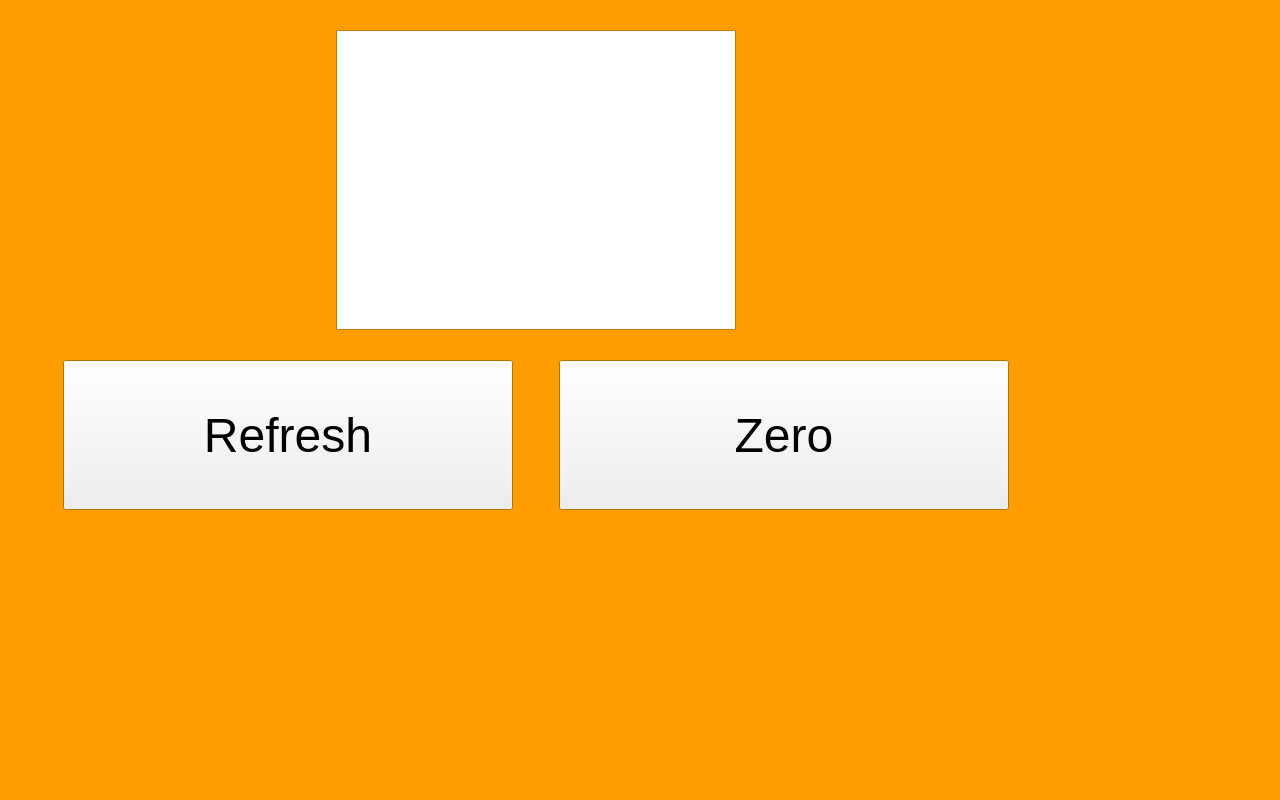
First picture: the form in source/Axolotl1.1/ahrs.ui, repository nickywongdong/wombat, before the edit.
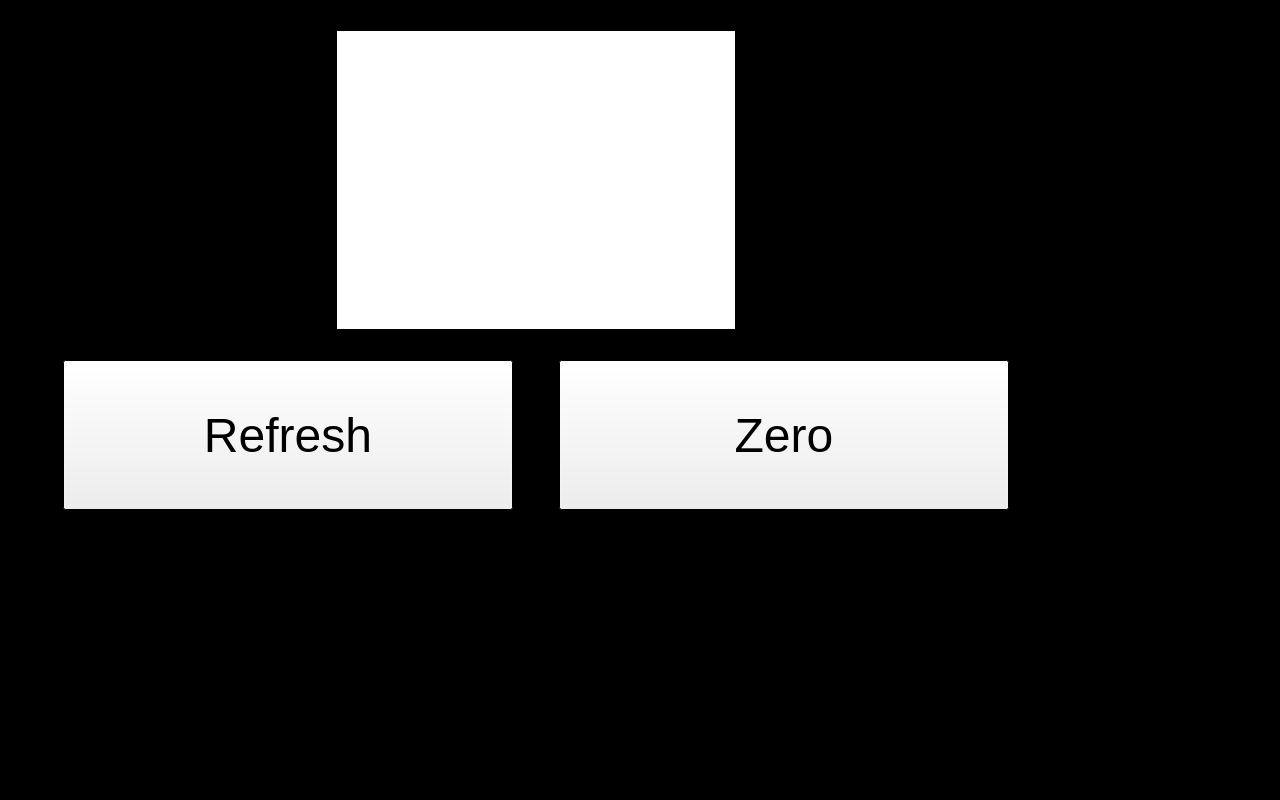
Second picture: the form after the edit.

The edit to the form file:
```diff
--- a/source/Axolotl1.1/ahrs.ui
+++ b/source/Axolotl1.1/ahrs.ui
@@ -25,9 +25,9 @@
      <colorrole role="Window">
       <brush brushstyle="SolidPattern">
        <color alpha="255">
-        <red>255</red>
-        <green>158</green>
-        <blue>2</blue>
+        <red>0</red>
+        <green>0</green>
+        <blue>0</blue>
        </color>
       </brush>
      </colorrole>
@@ -45,9 +45,9 @@
      <colorrole role="Window">
       <brush brushstyle="SolidPattern">
        <color alpha="255">
-        <red>255</red>
-        <green>158</green>
-        <blue>2</blue>
+        <red>0</red>
+        <green>0</green>
+        <blue>0</blue>
        </color>
       </brush>
      </colorrole>
@@ -56,18 +56,18 @@
      <colorrole role="Base">
       <brush brushstyle="SolidPattern">
        <color alpha="255">
-        <red>255</red>
-        <green>158</green>
-        <blue>2</blue>
+        <red>0</red>
+        <green>0</green>
+        <blue>0</blue>
        </color>
       </brush>
      </colorrole>
      <colorrole role="Window">
       <brush brushstyle="SolidPattern">
        <color alpha="255">
-        <red>255</red>
-        <green>158</green>
-        <blue>2</blue>
+        <red>0</red>
+        <green>0</green>
+        <blue>0</blue>
        </color>
       </brush>
      </colorrole>
```
